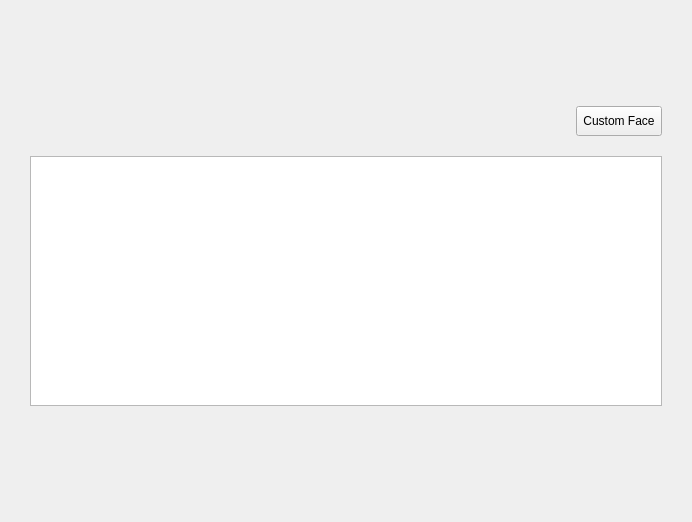
Old version of the form plugins/account/userinfo/changefacedialog.ui in the repository ukui/ukui-control-center.
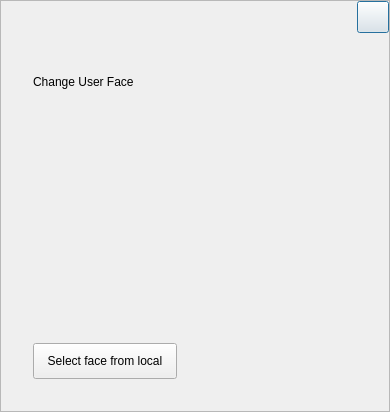
New version of the form.

Commit message: [hebing]  * User Information Features Revised Five Pop-up Pages

What changed in the file:
```diff
--- a/plugins/account/userinfo/changefacedialog.ui
+++ b/plugins/account/userinfo/changefacedialog.ui
@@ -6,20 +6,20 @@
    <rect>
     <x>0</x>
     <y>0</y>
-    <width>692</width>
-    <height>522</height>
+    <width>390</width>
+    <height>412</height>
    </rect>
   </property>
   <property name="minimumSize">
    <size>
-    <width>692</width>
-    <height>522</height>
+    <width>390</width>
+    <height>412</height>
    </size>
   </property>
   <property name="maximumSize">
    <size>
-    <width>692</width>
-    <height>522</height>
+    <width>390</width>
+    <height>412</height>
    </size>
   </property>
   <property name="windowTitle">
@@ -42,39 +42,111 @@
     <number>0</number>
    </property>
    <item>
-    <layout class="QVBoxLayout" name="verticalLayout">
+    <widget class="QFrame" name="frame">
+     <property name="frameShape">
+      <enum>QFrame::StyledPanel</enum>
+     </property>
+     <property name="frameShadow">
+      <enum>QFrame::Raised</enum>
+     </property>
+     <layout class="QVBoxLayout" name="verticalLayout_6">
      <property name="spacing">
-      <number>20</number>
+       <number>0</number>
      </property>
      <property name="leftMargin">
-      <number>30</number>
+       <number>0</number>
      </property>
      <property name="topMargin">
-      <number>50</number>
+       <number>0</number>
      </property>
      <property name="rightMargin">
-      <number>30</number>
+       <number>0</number>
      </property>
      <property name="bottomMargin">
-      <number>30</number>
+       <number>0</number>
      </property>
      <item>
-      <layout class="QHBoxLayout" name="horizontalLayout">
+       <layout class="QVBoxLayout" name="verticalLayout_5">
        <property name="spacing">
-        <number>20</number>
-       </property>
+         <number>0</number>
+        </property>
+        <property name="bottomMargin">
+         <number>0</number>
+        </property>
+        <item>
+         <layout class="QHBoxLayout" name="horizontalLayout_2">
+          <item>
+           <spacer name="horizontalSpacer">
+            <property name="orientation">
+             <enum>Qt::Horizontal</enum>
+            </property>
+            <property name="sizeHint" stdset="0">
+             <size>
+              <width>40</width>
+              <height>20</height>
+             </size>
+            </property>
+           </spacer>
+          </item>
+          <item>
+           <widget class="QPushButton" name="closeBtn">
+            <property name="minimumSize">
+             <size>
+              <width>32</width>
+              <height>32</height>
+             </size>
+            </property>
+            <property name="maximumSize">
+             <size>
+              <width>32</width>
+              <height>32</height>
+             </size>
+            </property>
+            <property name="text">
+             <string/>
+            </property>
+           </widget>
+          </item>
+         </layout>
+        </item>
+        <item>
+         <layout class="QVBoxLayout" name="verticalLayout_7">
+          <property name="spacing">
+           <number>24</number>
+          </property>
+          <property name="leftMargin">
+           <number>32</number>
+          </property>
+          <property name="topMargin">
+           <number>16</number>
+          </property>
+          <property name="rightMargin">
+           <number>32</number>
+          </property>
+          <property name="bottomMargin">
+           <number>32</number>
+          </property>
+          <item>
+           <widget class="QLabel" name="titleLabel">
+            <property name="text">
+             <string>Change User Face</string>
+            </property>
+           </widget>
+          </item>
+          <item>
+           <layout class="QHBoxLayout" name="horizontalLayout_3">
        <item>
         <widget class="QLabel" name="faceLabel">
          <property name="minimumSize">
           <size>
-           <width>0</width>
-           <height>0</height>
+                <width>48</width>
+                <height>48</height>
           </size>
          </property>
          <property name="maximumSize">
           <size>
-           <width>16777215</width>
-           <height>16777215</height>
+                <width>48</width>
+                <height>48</height>
           </size>
          </property>
          <property name="text">
@@ -83,31 +155,16 @@
         </widget>
        </item>
        <item>
-        <layout class="QVBoxLayout" name="verticalLayout_3">
-         <item alignment="Qt::AlignHCenter">
+             <layout class="QVBoxLayout" name="verticalLayout_8">
+              <item>
           <widget class="QLabel" name="usernameLabel">
-           <property name="sizePolicy">
-            <sizepolicy hsizetype="Fixed" vsizetype="Fixed">
-             <horstretch>0</horstretch>
-             <verstretch>0</verstretch>
-            </sizepolicy>
-           </property>
            <property name="text">
             <string/>
            </property>
-           <property name="scaledContents">
-            <bool>true</bool>
-           </property>
-          </widget>
-         </item>
-         <item alignment="Qt::AlignHCenter">
+               </widget>
+              </item>
+              <item>
           <widget class="QLabel" name="typeLabel">
-           <property name="sizePolicy">
-            <sizepolicy hsizetype="Fixed" vsizetype="Fixed">
-             <horstretch>0</horstretch>
-             <verstretch>0</verstretch>
-            </sizepolicy>
-           </property>
            <property name="text">
             <string/>
            </property>
@@ -118,14 +175,53 @@
          </item>
         </layout>
        </item>
+           </layout>
+          </item>
        <item>
-        <spacer name="horizontalSpacer">
+           <widget class="QWidget" name="facesWidget" native="true"/>
+          </item>
+          <item>
+           <spacer name="verticalSpacer">
+            <property name="orientation">
+             <enum>Qt::Vertical</enum>
+            </property>
+            <property name="sizeType">
+             <enum>QSizePolicy::Fixed</enum>
+            </property>
+            <property name="sizeHint" stdset="0">
+             <size>
+              <width>20</width>
+              <height>24</height>
+             </size>
+            </property>
+           </spacer>
+          </item>
+          <item>
+           <layout class="QHBoxLayout" name="horizontalLayout_4">
+            <item>
+             <widget class="QPushButton" name="customfaceBtn">
+              <property name="minimumSize">
+               <size>
+                <width>144</width>
+                <height>36</height>
+               </size>
+              </property>
+              <property name="maximumSize">
+               <size>
+                <width>144</width>
+                <height>36</height>
+               </size>
+              </property>
+              <property name="text">
+               <string>Select face from local</string>
+              </property>
+             </widget>
+            </item>
+            <item>
+             <spacer name="horizontalSpacer_2">
          <property name="orientation">
           <enum>Qt::Horizontal</enum>
          </property>
-         <property name="sizeType">
-          <enum>QSizePolicy::Expanding</enum>
-         </property>
          <property name="sizeHint" stdset="0">
           <size>
            <width>40</width>
@@ -134,80 +230,14 @@
          </property>
         </spacer>
        </item>
-       <item>
-        <layout class="QVBoxLayout" name="verticalLayout_4">
-         <property name="spacing">
-          <number>0</number>
-         </property>
-         <item>
-          <spacer name="verticalSpacer_2">
-           <property name="orientation">
-            <enum>Qt::Vertical</enum>
-           </property>
-           <property name="sizeHint" stdset="0">
-            <size>
-             <width>20</width>
-             <height>40</height>
-            </size>
-           </property>
-          </spacer>
-         </item>
-         <item>
-          <widget class="QToolButton" name="customfaceBtn">
-           <property name="minimumSize">
-            <size>
-             <width>0</width>
-             <height>30</height>
-            </size>
-           </property>
-           <property name="maximumSize">
-            <size>
-             <width>16777215</width>
-             <height>30</height>
-            </size>
-           </property>
-           <property name="text">
-            <string>Custom Face</string>
-           </property>
-          </widget>
-         </item>
+           </layout>
+          </item>
         </layout>
        </item>
       </layout>
      </item>
-     <item>
-      <widget class="QListWidget" name="listWidget">
-       <property name="minimumSize">
-        <size>
-         <width>0</width>
-         <height>250</height>
-        </size>
-       </property>
-       <property name="maximumSize">
-        <size>
-         <width>16777215</width>
-         <height>250</height>
-        </size>
-       </property>
-      </widget>
-     </item>
-     <item>
-      <spacer name="verticalSpacer_4">
-       <property name="orientation">
-        <enum>Qt::Vertical</enum>
-       </property>
-       <property name="sizeType">
-        <enum>QSizePolicy::Expanding</enum>
-       </property>
-       <property name="sizeHint" stdset="0">
-        <size>
-         <width>20</width>
-         <height>20</height>
-        </size>
-       </property>
-      </spacer>
-     </item>
-    </layout>
+     </layout>
+    </widget>
    </item>
   </layout>
  </widget>
```
Left out of the diff: 6 changed lines with no effect on the pictures. Lines whose indentation alone changed are shown as unchanged. The commit also changes 37 other files.
